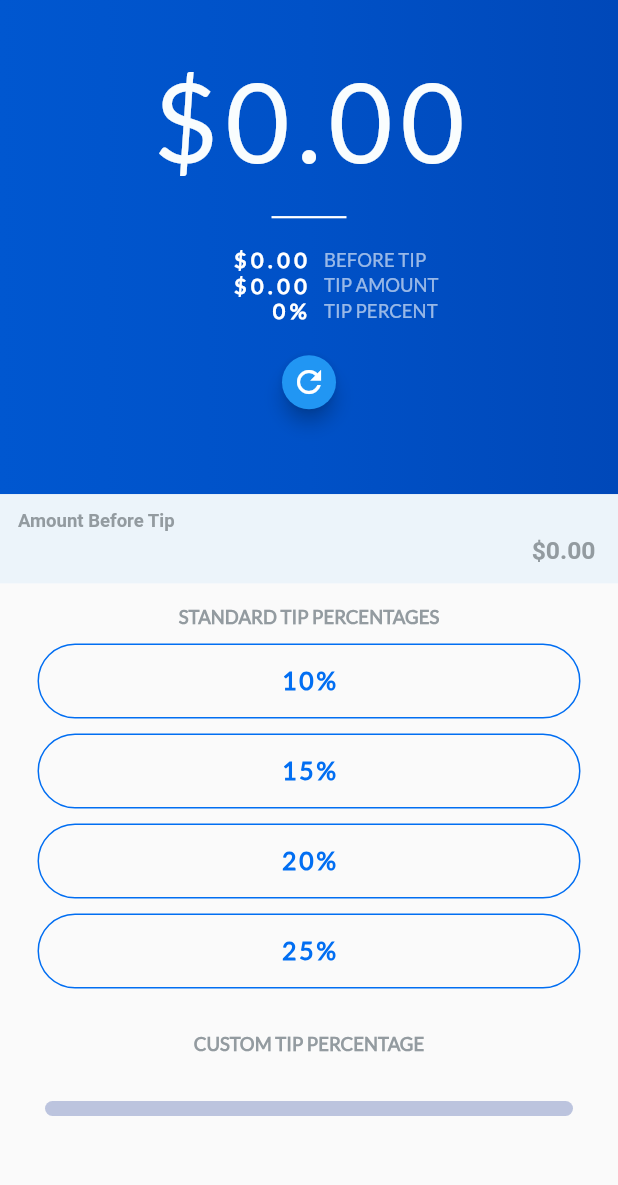
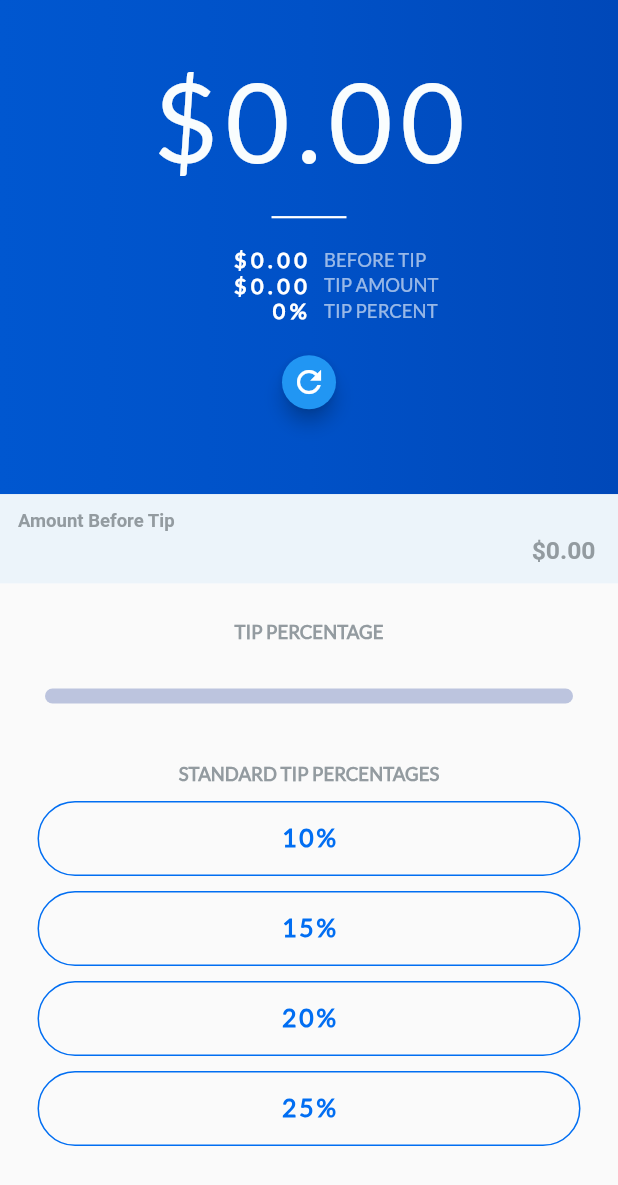
Before and after one commit to agileronin/tip-calculator, a Flutter app: the screen it shows after launch, on a phone screen of 412 x 824 dp. Shown: the top 1185 px of the screen. Run offline on Flutter 3.47's test engine with Material 2 defaults, Android fonts, the phone set to English and light mode, and no system bars; our stand-ins replace flutter_masked_text.

```diff
--- a/lib/screens/tip_calculator_screen.dart
+++ b/lib/screens/tip_calculator_screen.dart
@@ -198,6 +198,24 @@ class _TipCalculatorScreenState extends State<TipCalculatorScreen>
       return Column(
         children: <Widget>[
           Padding(
+            padding: const EdgeInsets.fromLTRB(15.0, 25.0, 15.0, 5.0),
+            child: TextHeader(
+              text: 'Tip Percentage',
+              fontSize: _widgetScaler.safeBlockHorizontal * 3.0,
+            ),
+          ),
+          CustomSlider(
+            currentValue: _tipPercentage,
+            onSlide: (value) {
+              setState(
+                () {
+                  _tipPercentage = value;
+                  _calculateTip();
+                },
+              );
+            },
+          ),
+          Padding(
             padding: const EdgeInsets.fromLTRB(15.0, 15.0, 15.0, 5.0),
             child: TextHeader(
               text: 'Standard Tip Percentages',
@@ -212,24 +230,6 @@ class _TipCalculatorScreenState extends State<TipCalculatorScreen>
               '20%', 20.0, _widgetScaler.safeBlockHorizontal * 4.0),
           _buildPercentageButton(
               '25%', 25.0, _widgetScaler.safeBlockHorizontal * 4.0),
-          Padding(
-            padding: const EdgeInsets.fromLTRB(15.0, 25.0, 15.0, 5.0),
-            child: TextHeader(
-              text: 'Custom Tip Percentage',
-              fontSize: _widgetScaler.safeBlockHorizontal * 3.0,
-            ),
-          ),
-          CustomSlider(
-            currentValue: _tipPercentage,
-            onSlide: (value) {
-              setState(
-                () {
-                  _tipPercentage = value;
-                  _calculateTip();
-                },
-              );
-            },
-          ),
         ],
       );
     }
--- a/lib/widgets/custom_slider/custom_slider.dart
+++ b/lib/widgets/custom_slider/custom_slider.dart
@@ -28,8 +28,8 @@ class _CustomSliderState extends State<CustomSlider> {
               activeTrackColor: kSliderActiveTrackColor,
               inactiveTrackColor: kSliderInactiveTrackColor,
               thumbShape: TransparentRoundSliderThumbShape(
-                enabledThumbRadius: 25.0,
-                disabledThumbRadius: 25.0,
+                enabledThumbRadius: 15.0,
+                disabledThumbRadius: 15.0,
               ),
               thumbColor: kSliderThumbColor.withOpacity(0.25),
               trackHeight: 10.0,
```
Also changed, not shown: 24 other files.
